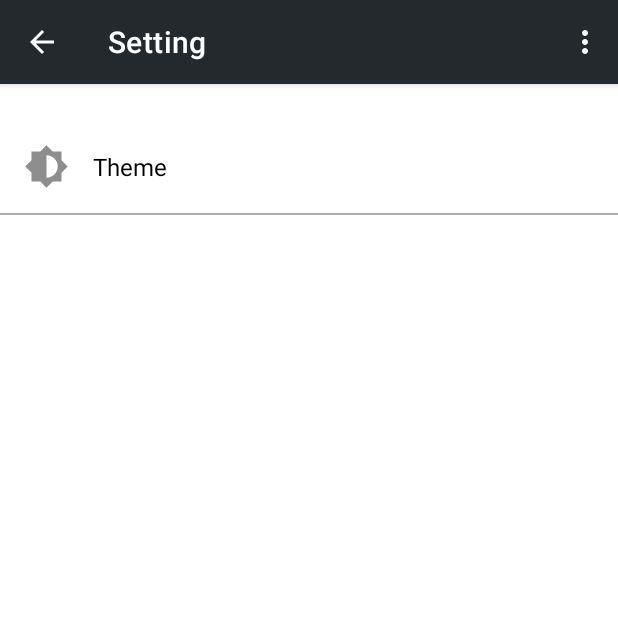
After one commit to RadRasyad/MyGithubUser, an Android app: the Setting screen opened directly, with no data from a screen before it, on a phone screen of 412 x 824 dp, the top half of it. The commit adds this screen. Run offline under Robolectric (Android 15) with nearby library versions, the phone set to English and light mode, and no system bars.

Commit message:
add Setting.kt with change theme feature, fixed empty state and loading bar

```diff
--- /dev/null
+++ b/app/src/main/java/com/radrasyad/myapplication/ui/Setting.kt
@@ -0,0 +1,84 @@
+package com.radrasyad.myapplication.ui
+
+import androidx.appcompat.app.AppCompatActivity
+import android.os.Bundle
+import android.view.Menu
+import android.view.MenuItem
+import androidx.appcompat.app.AlertDialog
+import androidx.appcompat.app.AppCompatDelegate
+import com.radrasyad.myapplication.R
+import com.radrasyad.myapplication.databinding.ActivitySettingBinding
+
+class Setting : AppCompatActivity() {
+
+    private lateinit var binding: ActivitySettingBinding
+
+    override fun onCreate(savedInstanceState: Bundle?) {
+        super.onCreate(savedInstanceState)
+        binding = ActivitySettingBinding.inflate(layoutInflater)
+        setContentView(binding.root)
+
+        val actionBar = supportActionBar
+        actionBar?.title = "Setting"
+
+        supportActionBar?.setDisplayShowHomeEnabled(true)
+        supportActionBar?.setDisplayHomeAsUpEnabled(true)
+
+        binding.theme.setOnClickListener {
+            chooseThemeDialog()
+        }
+
+
+    }
+
+    private fun chooseThemeDialog() {
+
+        val builder = AlertDialog.Builder(this)
+        builder.setTitle(getString(R.string.choose_theme_text))
+        val styles = arrayOf("Light","Dark","System default")
+        val checkedItem = 0
+
+        builder.setSingleChoiceItems(styles, checkedItem) { dialog, which ->
+
+            when (which) {
+                0 -> {
+                    AppCompatDelegate.setDefaultNightMode(AppCompatDelegate.MODE_NIGHT_NO)
+                    delegate.applyDayNight()
+                    dialog.dismiss()
+                }
+                1 -> {
+                    AppCompatDelegate.setDefaultNightMode(AppCompatDelegate.MODE_NIGHT_YES)
+                    delegate.applyDayNight()
+
+                    dialog.dismiss()
+                }
+                2 -> {
+                    AppCompatDelegate.setDefaultNightMode(AppCompatDelegate.MODE_NIGHT_FOLLOW_SYSTEM)
+                    delegate.applyDayNight()
+                    dialog.dismiss()
+                }
+
+            }
+        }
+
+        val dialog = builder.create()
+        dialog.show()
+    }
+
+    override fun onCreateOptionsMenu(menu: Menu): Boolean {
+        menuInflater.inflate(R.menu.menu, menu)
+        return true
+    }
+
+    override fun onOptionsItemSelected(item: MenuItem): Boolean {
+        return when (item.itemId) {
+            android.R.id.home -> {
+                finish()
+                true
+            }
+
+            else -> super.onOptionsItemSelected(item)
+        }
+    }
+
+}
--- /dev/null
+++ b/app/src/main/res/drawable/ic_baseline_arrow_back_24.xml
@@ -0,0 +1,5 @@
+<vector android:height="24dp" android:tint="#FFFFFF"
+    android:viewportHeight="24" android:viewportWidth="24"
+    android:width="24dp" xmlns:android="http://schemas.android.com/apk/res/android">
+    <path android:fillColor="@android:color/white" android:pathData="M20,11H7.83l5.59,-5.59L12,4l-8,8 8,8 1.41,-1.41L7.83,13H20v-2z"/>
+</vector>
--- /dev/null
+++ b/app/src/main/res/drawable/ic_theme_mode.xml
@@ -0,0 +1,5 @@
+<vector android:height="96dp" android:tint="#8E8E8E"
+    android:viewportHeight="24" android:viewportWidth="24"
+    android:width="96dp" xmlns:android="http://schemas.android.com/apk/res/android">
+    <path android:fillColor="@android:color/white" android:pathData="M20,15.31L23.31,12 20,8.69V4h-4.69L12,0.69 8.69,4H4v4.69L0.69,12 4,15.31V20h4.69L12,23.31 15.31,20H20v-4.69zM12,18V6c3.31,0 6,2.69 6,6s-2.69,6 -6,6z"/>
+</vector>
--- a/app/src/main/res/layout/activity_detail_user.xml
+++ b/app/src/main/res/layout/activity_detail_user.xml
@@ -5,7 +5,8 @@
     xmlns:tools="http://schemas.android.com/tools"
     android:layout_width="match_parent"
     android:layout_height="match_parent"
-    android:fitsSystemWindows="true">
+    android:fitsSystemWindows="true"
+    android:theme="@style/Theme.MyGithubUser.NoActionBar">
 
     <com.google.android.material.appbar.AppBarLayout
         android:layout_width="match_parent"
--- /dev/null
+++ b/app/src/main/res/layout/activity_setting.xml
@@ -0,0 +1,46 @@
+<?xml version="1.0" encoding="utf-8"?>
+<LinearLayout xmlns:android="http://schemas.android.com/apk/res/android"
+    xmlns:app="http://schemas.android.com/apk/res-auto"
+    xmlns:tools="http://schemas.android.com/tools"
+    android:layout_width="match_parent"
+    android:layout_height="match_parent"
+    tools:context=".ui.Setting"
+    android:orientation="vertical">
+
+    <LinearLayout
+        android:id="@+id/theme"
+        android:layout_width="match_parent"
+        android:layout_height="wrap_content"
+        android:gravity="center_vertical"
+        android:layout_marginTop="24dp"
+        android:padding="16dp">
+
+        <ImageView
+            android:id="@+id/theme_ic"
+            android:layout_width="30dp"
+            android:layout_height="30dp"
+            android:src="@drawable/ic_theme_mode" />
+
+        <TextView
+            android:layout_width="wrap_content"
+            android:layout_height="wrap_content"
+            android:layout_marginStart="16dp"
+            android:text="@string/setting_theme"
+            android:textSize="16sp" />
+
+    </LinearLayout>
+
+    <LinearLayout
+        android:layout_width="match_parent"
+        android:layout_height="wrap_content">
+
+        <View
+            android:layout_gravity="bottom"
+            android:layout_width="match_parent"
+            android:layout_height="1dp"
+            android:background="@android:color/darker_gray"/>
+
+    </LinearLayout>
+
+
+</LinearLayout>
--- a/app/src/main/res/values-night/themes.xml
+++ b/app/src/main/res/values-night/themes.xml
@@ -19,4 +19,9 @@
         <item name="cardBackgroundColor">@color/grey900</item>
     </style>
 
+    <style name="Theme.MyGithubUser.NoActionBar">
+        <item name="windowActionBar">false</item>
+        <item name="windowNoTitle">true</item>
+    </style>
+
 </resources>
--- a/app/src/main/res/values/strings.xml
+++ b/app/src/main/res/values/strings.xml
@@ -19,10 +19,12 @@
     <string name="to_showicon_as_location">To show this user pin as location icon</string>
     <string name="company">Company</string>
     <string name="to_show_building_as_company">to show building as company icon</string>
+
     <string name="error_m">Oops! Umm...</string>
-    <string name="favorite_button">favorite button</string>
-    <string name="favbutton">Favorite button</string>
     <string name="es_massage">Search some user</string>
     <string name="es_title">Oops Its Empty...</string>
 
+    <string name="setting_theme">Theme</string>
+    <string name="choose_theme_text">Choose Theme</string>
+
 </resources>
```
Also changed, not shown: app/src/main/AndroidManifest.xml (+7 -7 lines), app/src/main/java/com/radrasyad/myapplication/ui/detail/DetailUserActivity.kt (+31 -6 lines), app/src/main/java/com/radrasyad/myapplication/ui/main/MainActivity.kt (+6 -14 lines), app/src/main/res/layout/activity_main.xml (+10 -14 lines), app/src/main/res/layout/empty_state.xml (added, +40 -0 lines), app/src/main/res/drawable/box_empty.png (added), app/src/main/res/menu/menu.xml (renamed from app/src/main/res/menu/menu_scrolling.xml).
